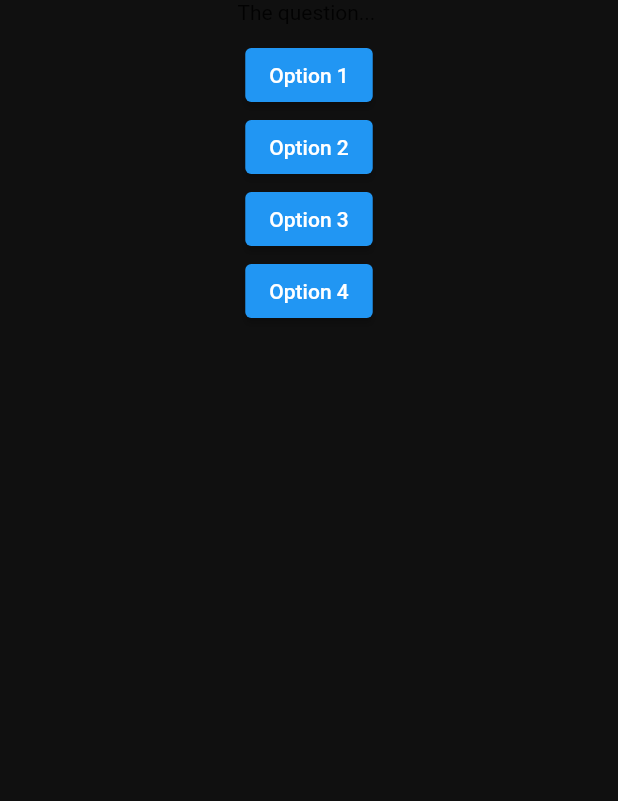
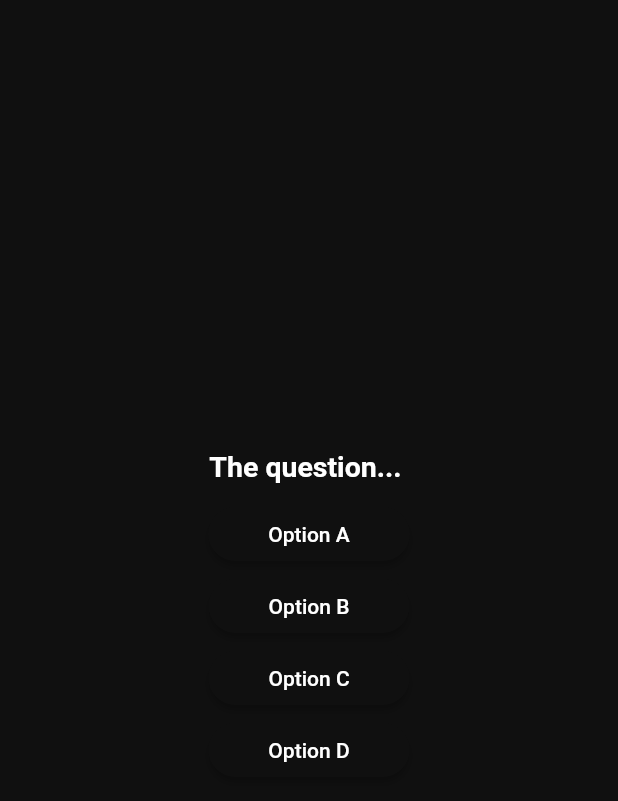
Before and after one commit to laggedskapari/flutter_101, a Flutter app: the screen it shows after launch, after a tap on "Start", on a phone screen of 412 x 824 dp. Shown: the top 801 px of the screen. Run offline on Flutter 3.47's test engine with Material 2 defaults, Android fonts, the phone set to English and light mode, and no system bars.

Commit message:
Answer Button Widget

```diff
--- /dev/null
+++ b/adv_basic_app1/lib/answer_button.dart
@@ -0,0 +1,23 @@
+import 'package:flutter/material.dart';
+
+class AnswerButton extends StatelessWidget {
+  const AnswerButton({super.key, required this.option, required this.onTap});
+
+  final String option;
+  final void Function() onTap;
+
+  @override
+  Widget build(BuildContext context) {
+    return ElevatedButton(
+      onPressed: onTap,
+      style: ElevatedButton.styleFrom(
+          padding: const EdgeInsets.symmetric(horizontal: 40, vertical: 10),
+          shape: RoundedRectangleBorder(
+            borderRadius: BorderRadius.circular(40),
+          ),
+          backgroundColor: const Color.fromARGB(255, 16, 16, 16),
+          foregroundColor: Colors.white),
+      child: Text(option),
+    );
+  }
+}
--- a/adv_basic_app1/lib/question_screen.dart
+++ b/adv_basic_app1/lib/question_screen.dart
@@ -1,4 +1,5 @@
 import 'package:flutter/material.dart';
+import 'package:adv_basic_app1/answer_button.dart';
 
 class QuestionScreen extends StatefulWidget {
   const QuestionScreen({super.key});
@@ -12,27 +13,21 @@ class QuestionScreen extends StatefulWidget {
 class _QuestionScreen extends State<QuestionScreen> {
   @override
   Widget build(BuildContext context) {
-    return Column(
-      children: [
-        const Text('The question... '),
-        const SizedBox(height: 10),
-        ElevatedButton(
-          onPressed: () {},
-          child: const Text('Option 1'),
-        ),
-        ElevatedButton(
-          onPressed: () {},
-          child: const Text('Option 2'),
-        ),
-        ElevatedButton(
-          onPressed: () {},
-          child: const Text('Option 3'),
-        ),
-        ElevatedButton(
-          onPressed: () {},
-          child: const Text('Option 4'),
-        ),
-      ],
+    return Center(
+      child: Column(
+        mainAxisSize: MainAxisSize.min,
+        children: [
+          const Text(
+            'The question... ',
+            style: TextStyle(fontWeight: FontWeight.bold, fontSize: 19, color: Colors.white),
+          ),
+          const SizedBox(height: 10),
+          AnswerButton(option: 'Option A', onTap: () {}),
+          AnswerButton(option: 'Option B', onTap: () {}),
+          AnswerButton(option: 'Option C', onTap: () {}),
+          AnswerButton(option: 'Option D', onTap: () {}),
+        ],
+      ),
     );
   }
 }
```
